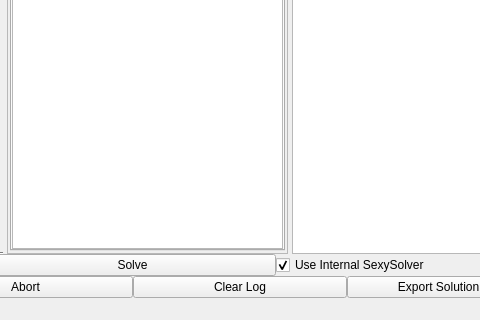
First picture: the form in mainwindow.ui, repository rlancaste/stellarsolver, before the edit; both pictures show x 297 to 777 and y 417 to 737 of the 859 by 737 pixel window.
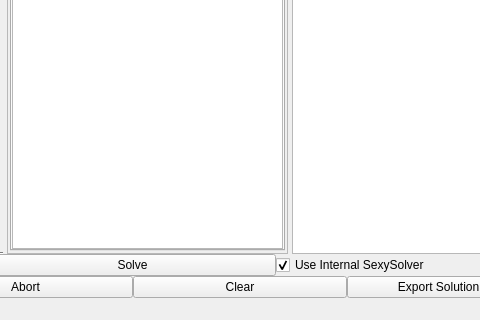
Second picture: the form after the edit. Custom widgets are drawn as their Qt base class.

The edit to the form file:
```diff
--- a/mainwindow.ui
+++ b/mainwindow.ui
@@ -1054,7 +1054,7 @@
       <item>
        <widget class="QPushButton" name="ClearLog">
         <property name="text">
-         <string>Clear Log</string>
+         <string>Clear</string>
         </property>
        </widget>
       </item>
```
Left out of the diff: 2 changed lines with no effect on the pictures.
